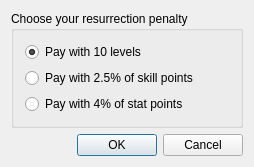
Old version of the form resurrectpenaltydialog.ui in the repository kambala-decapitator/MedianXLOfflineTools.
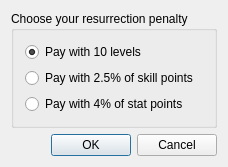
New version of the form.

What changed in the file:
```diff
--- a/resurrectpenaltydialog.ui
+++ b/resurrectpenaltydialog.ui
@@ -14,6 +14,9 @@
    <string>Resurrect</string>
   </property>
   <layout class="QVBoxLayout" name="verticalLayout_2">
+   <property name="sizeConstraint">
+    <enum>QLayout::SetFixedSize</enum>
+   </property>
    <item>
     <widget class="QGroupBox" name="groupBox">
      <property name="title">
```
Left out of the diff: 2 changed lines with no effect on the pictures.
